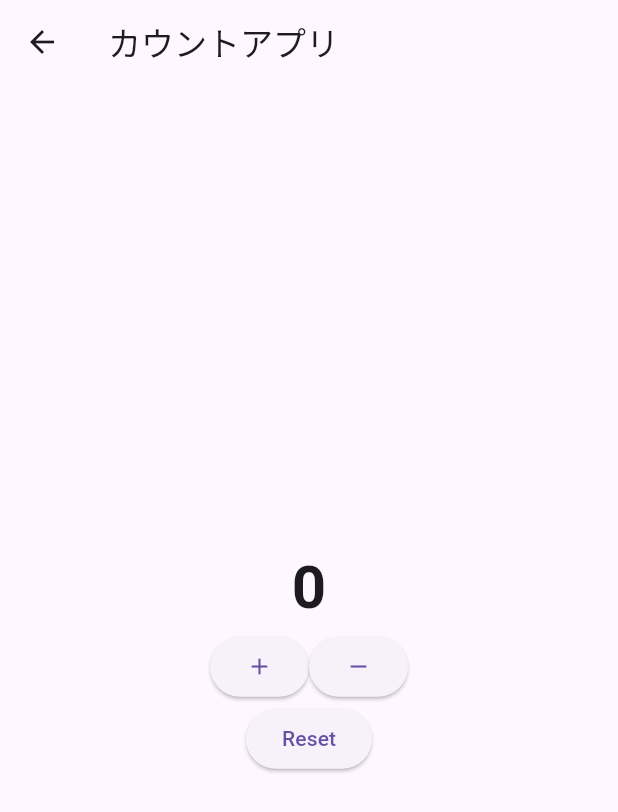
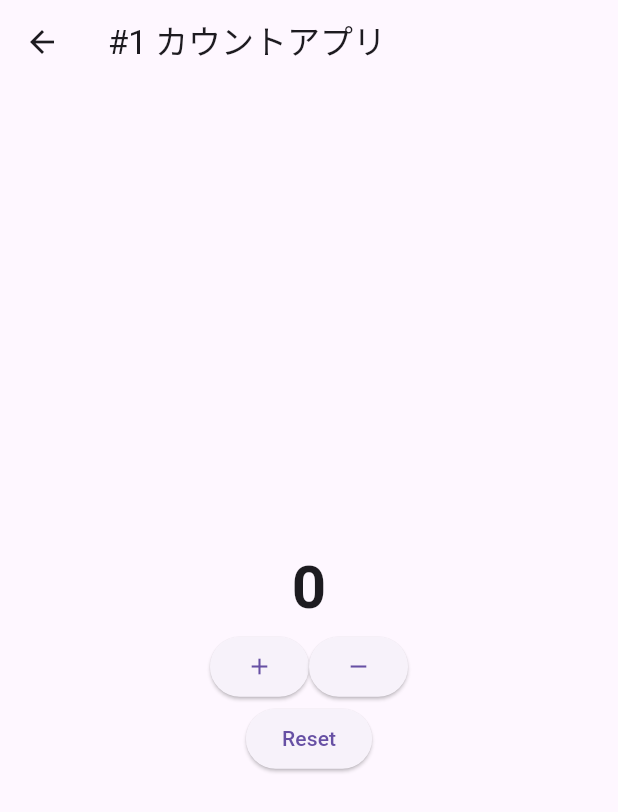
Before and after one commit to sakata-yu/flutter_catalog_app, a Flutter app: the CountPage screen opened by its route, on a phone screen of 412 x 824 dp. Shown: the top 812 px of the screen. Run offline on Flutter 3.47's test engine with Material 3 defaults, Android fonts, the phone set to English and light mode, and no system bars; our stand-ins replace auto_route, freezed_annotation, hooks_riverpod; generated files the repository leaves out were written again.

Commit message:
カウントアプリのコメント追記

```diff
--- a/lib/core/config/catalog_items.dart
+++ b/lib/core/config/catalog_items.dart
@@ -15,7 +15,7 @@ class CatalogItem {
 
 final List<CatalogItem> catalogItems = [
   CatalogItem(
-    title: "カウントアプリ",
+    title: "#1 カウントアプリ",
     detail: "最小アーキテクチャの理解",
     route: const CountRoute(),
   ),
--- a/lib/features/count/count_page.dart
+++ b/lib/features/count/count_page.dart
@@ -3,6 +3,25 @@ import 'package:catarog_app_flutter/features/count/view_model/count_view_model.d
 import 'package:flutter/material.dart';
 import 'package:auto_route/auto_route.dart';
 import 'package:hooks_riverpod/hooks_riverpod.dart';
+
+/// -------------------------------------------------------------------------
+/// 機能名: #1 カウントアプリ
+///
+/// 概要:
+/// - シンプルなカウントアプリです
+/// - 最小構成のアーキテクチャで作成しています
+///
+/// 実装内容:
+/// - +ボタンでカウントアップ
+/// - -ボタンでカウントダウン
+/// - Resetボタンでカウントを0に
+///
+/// 関連ファイル:
+/// - `lib/features/count/view/counter_text.dart`: カウンターUIの定義
+/// - `lib/features/count/data/count_state.dart`: 状態定義 (freezedなど)
+/// - `lib/features/count/view_model/count_view_model.dart`: 状態管理
+///
+/// -------------------------------------------------------------------------
 
 @RoutePage()
 class CountPage extends HookConsumerWidget {
@@ -15,10 +34,9 @@ class CountPage extends HookConsumerWidget {
 
     return Scaffold(
       appBar: AppBar(
-        title: Text("カウントアプリ"),
+        title: Text("#1 カウントアプリ"),
       ),
-      body: Center(
-        child: Column(
+      body: Column(
         mainAxisAlignment: MainAxisAlignment.center,
         children: [
           CounterText(count: state.count),
@@ -41,7 +59,6 @@ class CountPage extends HookConsumerWidget {
           ),
         ],
       ),
-      ),
     );
   }
 }
```
Lines whose indentation alone changed are shown as unchanged.
